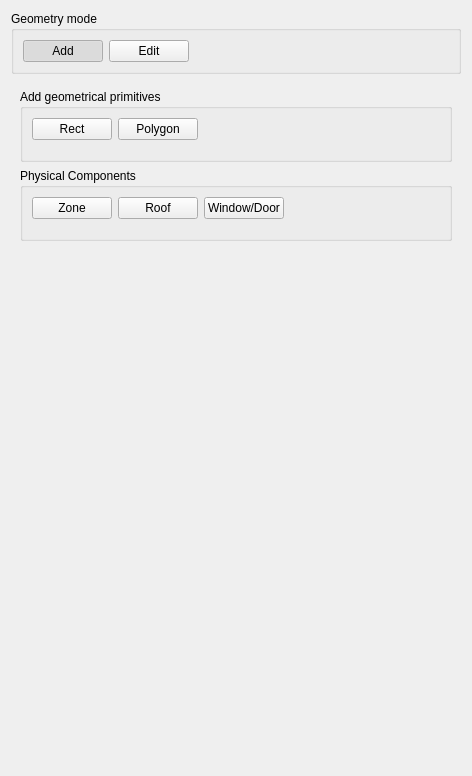
Above: SIM-VICUS/src/SVPropEditGeometry.ui from ghorwin/SIM-VICUS before the change. Below: the same form after it.
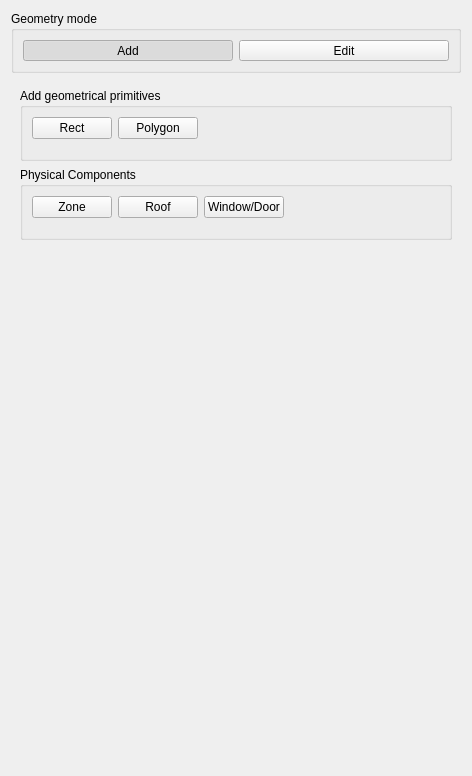
That is the form after the change. Icons and pictures are not drawn. Custom widgets are drawn as their Qt base class.

Commit message: UI update (improved visibility of add/edit buttons in geometry mode)

The edit to the form file:
```diff
--- a/SIM-VICUS/src/SVPropEditGeometry.ui
+++ b/SIM-VICUS/src/SVPropEditGeometry.ui
@@ -21,41 +21,78 @@
      </property>
      <layout class="QHBoxLayout" name="horizontalLayout_6">
       <item>
-       <widget class="QPushButton" name="pushButtonAdd">
+       <widget class="QToolButton" name="pushButtonAdd">
+        <property name="sizePolicy">
+         <sizepolicy hsizetype="Preferred" vsizetype="Fixed">
+          <horstretch>0</horstretch>
+          <verstretch>0</verstretch>
+         </sizepolicy>
+        </property>
+        <property name="minimumSize">
+         <size>
+          <width>100</width>
+          <height>0</height>
+         </size>
+        </property>
         <property name="text">
          <string>Add</string>
         </property>
+        <property name="icon">
+         <iconset resource="../resources/SIM-VICUS.qrc">
+          <normaloff>:/gfx/actions/64x64/new.png</normaloff>:/gfx/actions/64x64/new.png</iconset>
+        </property>
+        <property name="iconSize">
+         <size>
+          <width>48</width>
+          <height>48</height>
+         </size>
+        </property>
         <property name="checkable">
          <bool>true</bool>
         </property>
         <property name="checked">
          <bool>true</bool>
         </property>
+        <property name="toolButtonStyle">
+         <enum>Qt::ToolButtonTextUnderIcon</enum>
+        </property>
        </widget>
       </item>
       <item>
-       <widget class="QPushButton" name="pushButtonEdit">
+       <widget class="QToolButton" name="pushButtonEdit">
+        <property name="sizePolicy">
+         <sizepolicy hsizetype="Preferred" vsizetype="Fixed">
+          <horstretch>0</horstretch>
+          <verstretch>0</verstretch>
+         </sizepolicy>
+        </property>
+        <property name="minimumSize">
+         <size>
+          <width>100</width>
+          <height>0</height>
+         </size>
+        </property>
         <property name="text">
          <string>Edit</string>
         </property>
+        <property name="icon">
+         <iconset resource="../resources/SIM-VICUS.qrc">
+          <normaloff>:/gfx/actions/64x64/projectProperties.png</normaloff>:/gfx/actions/64x64/projectProperties.png</iconset>
+        </property>
+        <property name="iconSize">
+         <size>
+          <width>48</width>
+          <height>48</height>
+         </size>
+        </property>
         <property name="checkable">
          <bool>true</bool>
         </property>
+        <property name="toolButtonStyle">
+         <enum>Qt::ToolButtonTextUnderIcon</enum>
+        </property>
        </widget>
       </item>
-      <item>
-       <spacer name="horizontalSpacer">
-        <property name="orientation">
-         <enum>Qt::Horizontal</enum>
-        </property>
-        <property name="sizeHint" stdset="0">
-         <size>
-          <width>237</width>
-          <height>20</height>
-         </size>
-        </property>
-       </spacer>
-      </item>
      </layout>
     </widget>
    </item>
```
Left out of the diff: 4 changed lines with no effect on the pictures.
